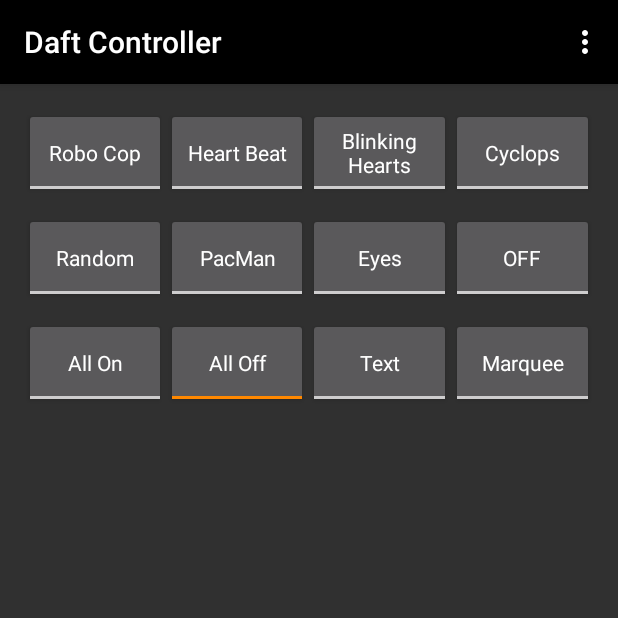
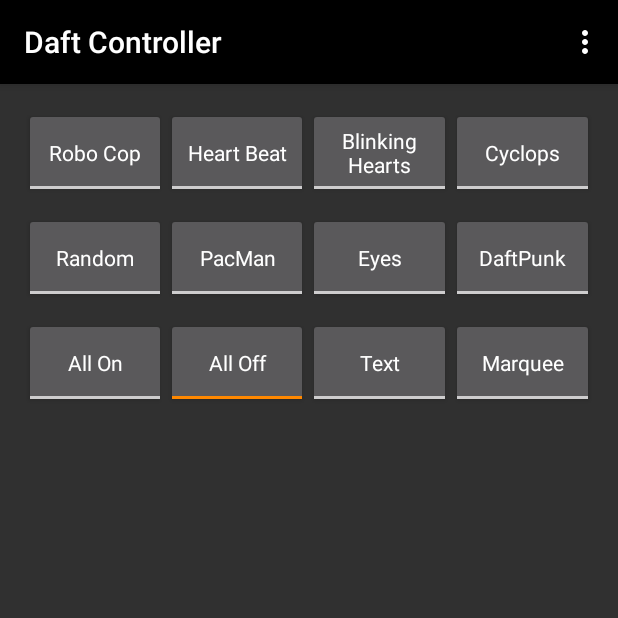
Before and after one commit to dsarmiento/DaftPunk, an Android app: the screen it shows after launch (ControllerMain), on a phone screen of 412 x 824 dp, the top half of it. Run offline under Robolectric (Android 15) with nearby library versions, the phone set to English and light mode, and no system bars.

Commit message:
Arduino: ElIf to Switch, Android: Added DaftPunk

```diff
--- a/DaftController/app/src/main/java/com/dsarmiento/daftcontroller/ControllerMain.java
+++ b/DaftController/app/src/main/java/com/dsarmiento/daftcontroller/ControllerMain.java
@@ -87,6 +87,7 @@ public class ControllerMain extends AppCompatActivity {
         final ToggleButton allOn            = (ToggleButton) findViewById(R.id.allOn);
         final ToggleButton allOff           = (ToggleButton) findViewById(R.id.allOff);
         final ToggleButton cyclops          = (ToggleButton) findViewById(R.id.cyclops);
+        final ToggleButton daftPunk          = (ToggleButton) findViewById(R.id.daftPunk);
 
         toggleButtons.add(roboCop);
         toggleButtons.add(heartBeat);
@@ -99,6 +100,7 @@ public class ControllerMain extends AppCompatActivity {
         toggleButtons.add(allOn);
         toggleButtons.add(allOff);
         toggleButtons.add(cyclops);
+        toggleButtons.add(daftPunk);
 
         roboCop.setOnCheckedChangeListener(new CompoundButton.OnCheckedChangeListener() {
             public void onCheckedChanged(CompoundButton buttonView, boolean isChecked) {
@@ -193,6 +195,15 @@ public class ControllerMain extends AppCompatActivity {
                 if (isChecked) {
                     sendCmd(11);
                     turnOff(cyclops);
+                }
+            }
+        });
+
+        daftPunk.setOnCheckedChangeListener(new CompoundButton.OnCheckedChangeListener() {
+            public void onCheckedChanged(CompoundButton buttonView, boolean isChecked) {
+                if (isChecked) {
+                    sendCmd(12);
+                    turnOff(daftPunk);
                 }
             }
         });
--- a/DaftController/app/src/main/res/layout/activity_controller_main.xml
+++ b/DaftController/app/src/main/res/layout/activity_controller_main.xml
@@ -154,7 +154,9 @@
                 android:layout_width="match_parent"
                 android:layout_height="60dp"
                 android:layout_marginTop="10dp"
-                android:id="@+id/toggleButton3"
+                android:id="@+id/daftPunk"
+                android:textOff="@string/daft_punk"
+                android:textOn="@string/daft_punk"
                 style="@style/AppTheme" />
 
             <ToggleButton
--- a/DaftController/app/src/main/res/values/strings.xml
+++ b/DaftController/app/src/main/res/values/strings.xml
@@ -11,6 +11,7 @@
     <string name="all_on">All On</string>
     <string name="pac_man">PacMan</string>
     <string name="cyclops">Cyclops</string>
+    <string name="daft_punk">DaftPunk</string>
 
     <string name="action_connect">Connect</string>
 </resources>
```
Also changed, not shown: 2 other files.
